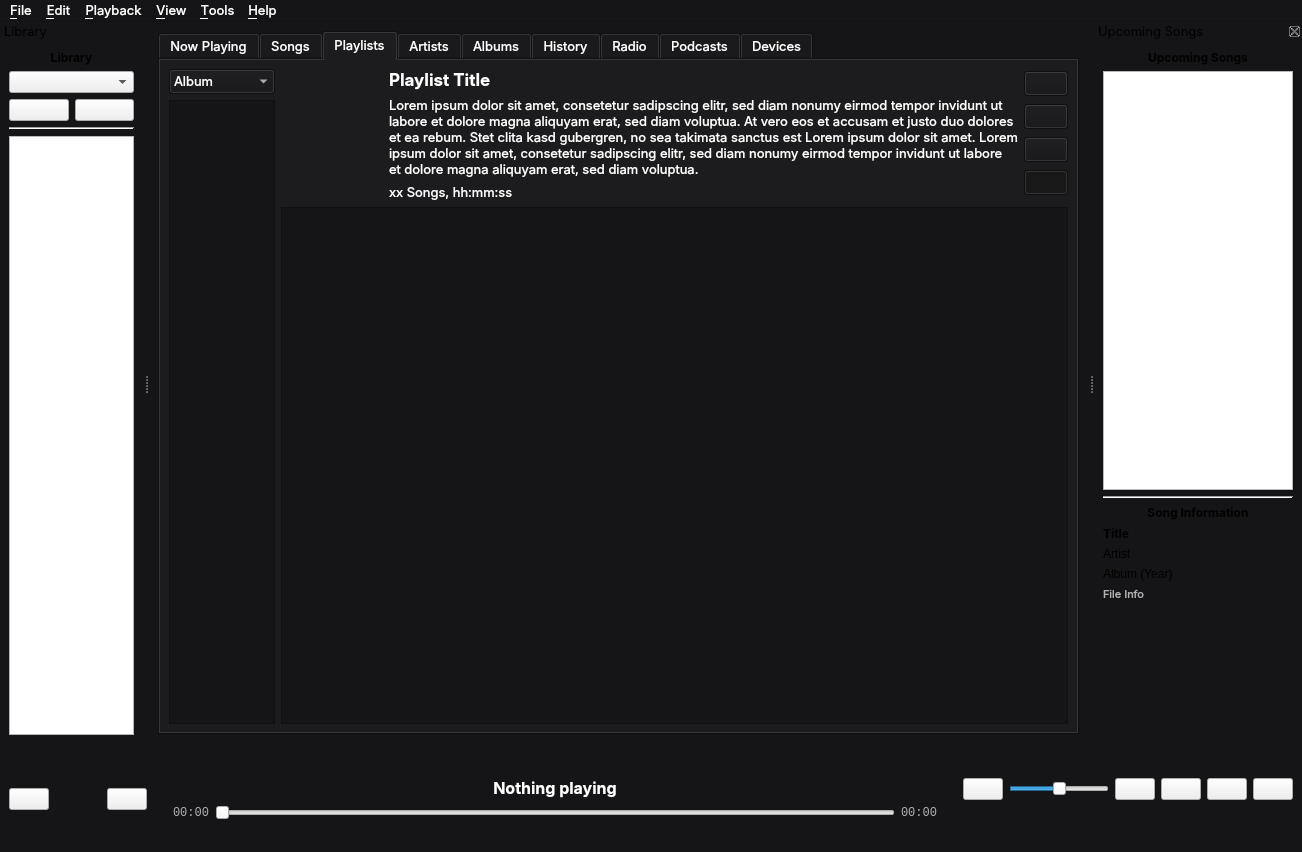
First picture: the form in ui/player.ui, repository music-hive-dev/MusicHive, before the edit.
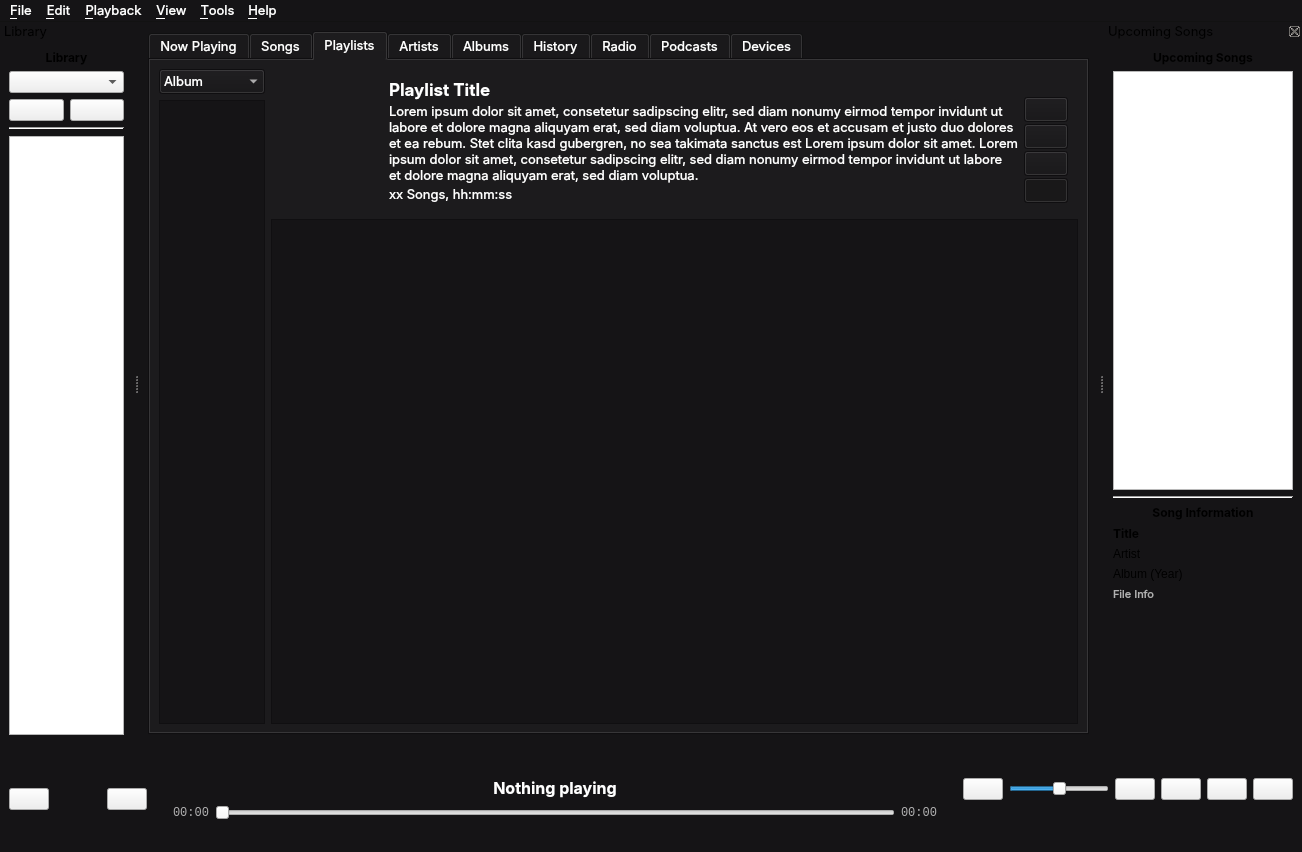
Second picture: the form after the edit. The open tabs and pages were chosen to show the change. Icons and pictures are not drawn.

Commit message: Undo for tag changes, smart shuffle, album playback, coloured headers, new screenshots; version 1.7.0

The edit to the form file:
```diff
--- a/ui/player.ui
+++ b/ui/player.ui
@@ -1591,17 +1591,27 @@
              <number>0</number>
             </property>
             <item>
-             <layout class="QHBoxLayout" name="horizontalLayout_9" stretch="0,0,1,0,0">
-              <property name="sizeConstraint">
-               <enum>QLayout::SizeConstraint::SetFixedSize</enum>
-              </property>
-              <property name="topMargin">
-               <number>0</number>
-              </property>
-              <property name="rightMargin">
-               <number>0</number>
-              </property>
-              <item>
+             <widget class="QFrame" name="playlistHeaderBox">
+ <property name="sizePolicy">
+  <sizepolicy hsizetype="Preferred" vsizetype="Fixed">
+   <horstretch>0</horstretch>
+   <verstretch>0</verstretch>
+  </sizepolicy>
+ </property>
+<layout class="QHBoxLayout" name="horizontalLayout_9" stretch="0,0,1,0,0">
+ <property name="leftMargin">
+  <number>10</number>
+ </property>
+ <property name="topMargin">
+  <number>10</number>
+ </property>
+ <property name="rightMargin">
+  <number>10</number>
+ </property>
+ <property name="bottomMargin">
+  <number>10</number>
+ </property>
+<item alignment="Qt::AlignmentFlag::AlignTop">
                <widget class="QLabel" name="playlistsTabIcon">
                 <property name="minimumSize">
                  <size>
@@ -1650,6 +1660,9 @@
               </item>
               <item>
                <layout class="QVBoxLayout" name="verticalLayout_11">
+ <property name="spacing">
+  <number>2</number>
+ </property>
                 <item>
                  <widget class="QLabel" name="playlistsTabPlaylistName">
                   <property name="font">
@@ -1689,6 +1702,19 @@
                   </property>
                  </widget>
                 </item>
+                <item>
+                 <spacer name="playlistsTabStatsGap">
+                  <property name="orientation">
+                   <enum>Qt::Orientation::Vertical</enum>
+                  </property>
+                  <property name="sizeHint" stdset="0">
+                   <size>
+                    <width>0</width>
+                    <height>0</height>
+                   </size>
+                  </property>
+                 </spacer>
+                </item>
                 <item>
                  <widget class="QLabel" name="playlistsTabStats">
                   <property name="cursor">
@@ -1716,9 +1742,28 @@
               </item>
               <item>
                <layout class="QVBoxLayout" name="verticalLayout_9">
+ <property name="spacing">
+  <number>2</number>
+ </property>
                 <property name="rightMargin">
                  <number>0</number>
                 </property>
+                <item>
+                 <spacer name="playlistHeaderButtonsSpacer">
+                  <property name="orientation">
+                   <enum>Qt::Orientation::Vertical</enum>
+                  </property>
+                  <property name="sizeType">
+                   <enum>QSizePolicy::Policy::Expanding</enum>
+                  </property>
+                  <property name="sizeHint" stdset="0">
+                   <size>
+                    <width>0</width>
+                    <height>0</height>
+                   </size>
+                  </property>
+                 </spacer>
+                </item>
                 <item>
                  <widget class="QPushButton" name="playlistEditButton">
                   <property name="sizePolicy">
@@ -1806,6 +1851,7 @@
                </layout>
               </item>
              </layout>
+</widget>
             </item>
             <item>
              <widget class="QTableView" name="playlistSongList">
```
Left out of the diff: 270 changed lines with no effect on the pictures. The commit also changes 32 other files.
